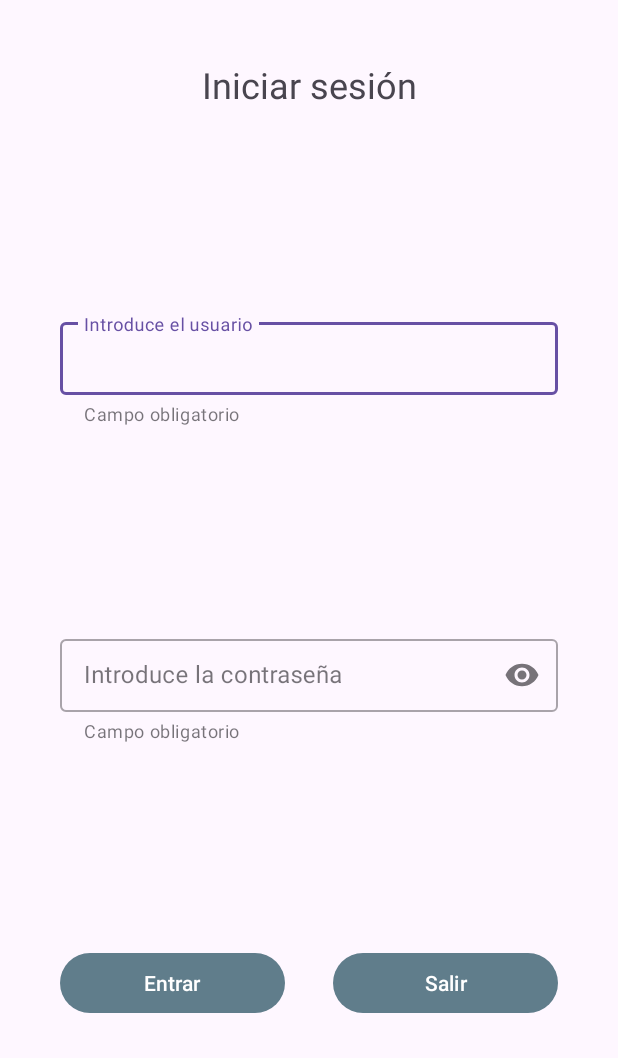
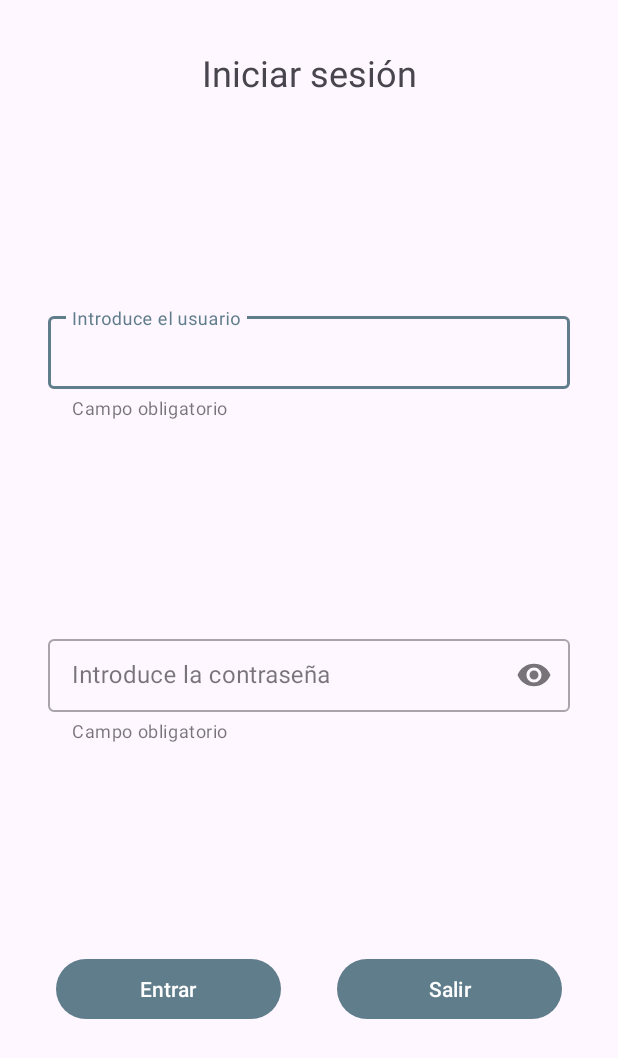
Before and after one commit to IvanTorGim/PMM-Banco-ivtogi, an Android app: the layout activity_login.xml on its own in the app's theme, with its tools: preview values and no code run, on a phone screen of 412 x 824 dp. Shown: the top 1058 px of the screen. Run offline under Robolectric (Android 15) with nearby library versions, the phone set to English and light mode, and no system bars.

Commit message:
activity_welcome.xml

```diff
--- a/app/src/main/java/com/ivtogi/banco_ivtogi/LoginActivity.kt
+++ b/app/src/main/java/com/ivtogi/banco_ivtogi/LoginActivity.kt
@@ -21,7 +21,7 @@ class LoginActivity : AppCompatActivity() {
             user = binding.tilUser.editText?.text.toString()
             password = binding.tilPassword.editText?.text.toString()
 
-            if (user.isNullOrBlank() || password.isNullOrBlank()) {
+            if (user.isBlank() || password.isBlank()) {
                 Snackbar.make(binding.root, R.string.error_login, Snackbar.LENGTH_LONG).show()
             } else {
                 val intent = Intent(this, MainActivity::class.java)
--- a/app/src/main/res/layout/activity_login.xml
+++ b/app/src/main/res/layout/activity_login.xml
@@ -4,16 +4,12 @@
     xmlns:tools="http://schemas.android.com/tools"
     android:layout_width="match_parent"
     android:layout_height="match_parent"
-    android:layout_margin="@dimen/margin_default"
     tools:context=".LoginActivity">
 
     <TextView
         android:id="@+id/tvTitle"
-        android:layout_width="wrap_content"
-        android:layout_height="wrap_content"
-        android:layout_marginTop="@dimen/title_margin"
+        style="@style/titleTV"
         android:text="@string/title_login"
-        android:textSize="24sp"
         app:layout_constraintEnd_toEndOf="parent"
         app:layout_constraintStart_toStartOf="parent"
         app:layout_constraintTop_toTopOf="parent" />
--- a/app/src/main/res/values/strings.xml
+++ b/app/src/main/res/values/strings.xml
@@ -15,4 +15,6 @@
     <string name="promotions">Promociones</string>
     <string name="cashiers">Cajeros</string>
     <string name="ivUser">Imagen de perfil</string>
+    <string name="tvWelcome">Bienvenido/a a mi banco</string>
+    <string name="btnEnter">Entrar</string>
 </resources>
--- a/app/src/main/res/values/themes.xml
+++ b/app/src/main/res/values/themes.xml
@@ -2,23 +2,26 @@
     <!-- Base application theme. -->
     <style name="Base.Theme.Bancoivtogi" parent="Theme.Material3.DayNight.NoActionBar">
         <!-- Customize your light theme here. -->
-        <!-- <item name="colorPrimary">@color/my_light_primary</item> -->
+         <item name="colorPrimary">@color/primary</item>
     </style>
 
     <style name="Theme.Bancoivtogi" parent="Base.Theme.Bancoivtogi" />
-    android:layout_width="@dimen/btn_width"
-    android:layout_height="wrap_content"
+
+    <style name="titleTV">
+        <item name="android:layout_width">wrap_content</item>
+        <item name="android:layout_height">wrap_content</item>
+        <item name="android:layout_marginTop">@dimen/title_margin</item>
+            <item name="android:textSize">24sp</item>
+    </style>
 
     <style name="loginBtn">
         <item name="android:layout_width">150dp</item>
         <item name="android:layout_height">wrap_content</item>
-        <item name="backgroundTint">@color/primary</item>
     </style>
 
     <style name="mainBtn">
         <item name="android:layout_width">0dp</item>
         <item name="android:layout_height">wrap_content</item>
-        <item name="backgroundTint">@color/primary</item>
         <item name="android:textColor">@color/text</item>
         <item name="android:textAllCaps">true</item>
         <item name="android:layout_margin">8dp</item>
```
Also changed, not shown: app/src/main/AndroidManifest.xml (+7 -1 lines), app/src/main/java/com/ivtogi/banco_ivtogi/ChangePasswordActivity.kt (added, +11 -0 lines), app/src/main/java/com/ivtogi/banco_ivtogi/MainActivity.kt (+10 -1 lines), app/src/main/java/com/ivtogi/banco_ivtogi/WelcomeActivity.kt (added, +22 -0 lines), app/src/main/res/layout/activity_change_password.xml (added, +9 -0 lines), app/src/main/res/layout/activity_welcome.xml (added, +38 -0 lines), 1 other file.
